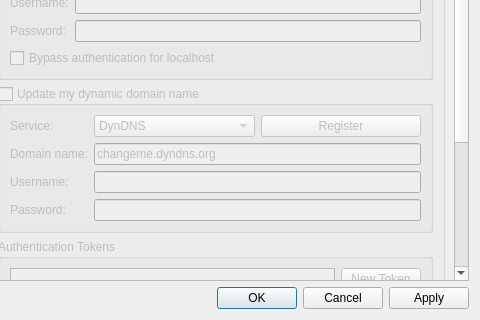
The window that src/gui/options.ui (Supericy/qBittorrent) describes before a commit, drawn with Qt 5; both pictures show x 299 to 779 and y 271 to 591 of the 779 by 591 pixel window.
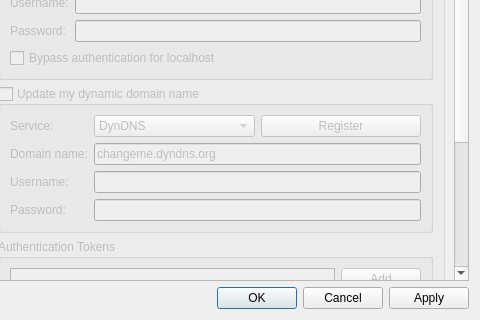
The same window after the commit. The open tabs and pages were chosen to show the change. Icons and pictures are not drawn.

Commit message: started implementing auth tokens view for ui

```diff
--- a/src/gui/options.ui
+++ b/src/gui/options.ui
@@ -2938,7 +2938,7 @@
                                    <item>
                                        <widget class="QPushButton" name="newTokenButton">
                                            <property name="text">
-                                               <string>New Token</string>
+                                               <string>Add</string>
                                            </property>
                                        </widget>
                                    </item>
```
Left out of the diff: 33 changed lines with no effect on the pictures. The commit also changes 2 other files.
